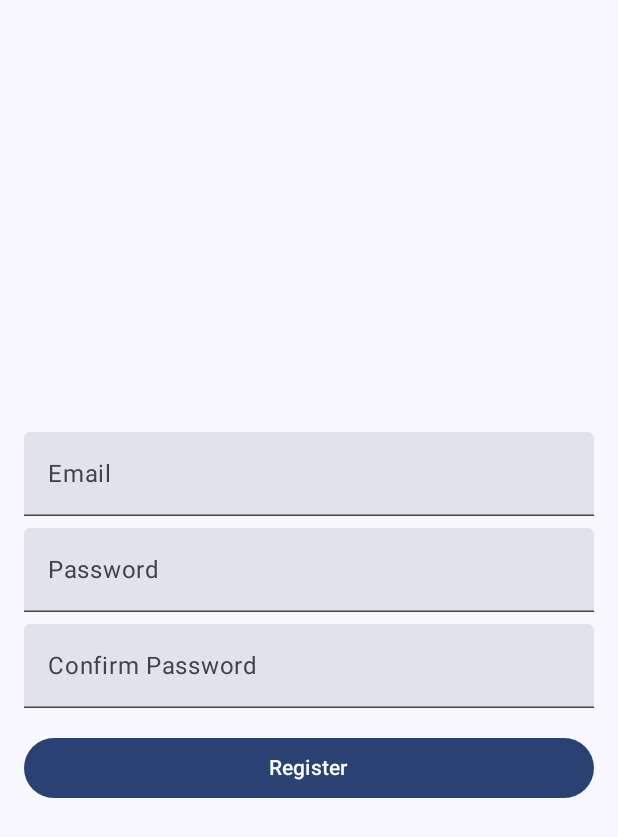
After one commit to ISIS3510-MOBILE-T34/SpendiQ_Android, an Android app built with Jetpack Compose: the RegisterScreen screen opened through its navigation route, on a phone screen of 412 x 824 dp. The commit adds this screen. Shown: the top 837 px of the screen. Run offline under Robolectric (Android 15) with nearby library versions, the phone set to English and light mode, and no system bars; our stand-ins replace Firebase (no records; nobody signed in at launch, a user with empty details on screens opened directly).

Commit message:
Register funcionando con firebase

```diff
--- a/SpendiQ/app/src/main/java/com/isis3510/spendiq/views/AuthenticationScreen.kt
+++ b/SpendiQ/app/src/main/java/com/isis3510/spendiq/views/AuthenticationScreen.kt
@@ -30,10 +30,10 @@ fun AuthenticationScreen(navController: NavController) {
         }
         Spacer(modifier = Modifier.height(16.dp))
         Button(
-            onClick = { navController.navigate("signup") },
+            onClick = { navController.navigate("register") },
             modifier = Modifier.fillMaxWidth()
         ) {
-            Text("Sign Up")
+            Text("Register")
         }
     }
 }
--- a/SpendiQ/app/src/main/java/com/isis3510/spendiq/views/MainActivity.kt
+++ b/SpendiQ/app/src/main/java/com/isis3510/spendiq/views/MainActivity.kt
@@ -12,6 +12,7 @@ import androidx.navigation.compose.NavHost
 import androidx.navigation.compose.composable
 import androidx.navigation.compose.rememberNavController
 import com.isis3510.spendiq.views.login.LoginScreen
+import com.isis3510.spendiq.views.register.RegisterScreen
 import com.isis3510.spendiq.views.theme.SpendiQTheme
 
 class MainActivity : ComponentActivity() {
@@ -36,6 +37,7 @@ fun MainScreen() {
     NavHost(navController = navController, startDestination = "authentication") {
         composable("authentication") { AuthenticationScreen(navController) }
         composable("login") { LoginScreen(navController) }
+        composable("register") { RegisterScreen(navController) }
         composable("main") { /* Add your main screen content here */ }
     }
 }
--- /dev/null
+++ b/SpendiQ/app/src/main/java/com/isis3510/spendiq/views/register/RegisterScreen.kt
@@ -0,0 +1,66 @@
+package com.isis3510.spendiq.views.register
+
+import androidx.compose.foundation.layout.*
+import androidx.compose.material3.*
+import androidx.compose.runtime.*
+import androidx.compose.ui.Alignment
+import androidx.compose.ui.Modifier
+import androidx.compose.ui.text.input.PasswordVisualTransformation
+import androidx.compose.ui.unit.dp
+import androidx.lifecycle.viewmodel.compose.viewModel
+import androidx.navigation.NavController
+import com.isis3510.spendiq.viewmodel.AuthenticationViewModel
+import com.isis3510.spendiq.viewmodel.RegisterState
+
+@Composable
+fun RegisterScreen(navController: NavController, viewModel: AuthenticationViewModel = viewModel()) {
+    var email by remember { mutableStateOf("") }
+    var password by remember { mutableStateOf("") }
+    var confirmPassword by remember { mutableStateOf("") }
+    val registerState by viewModel.registerState.collectAsState()
+
+    Column(
+        modifier = Modifier
+            .fillMaxSize()
+            .padding(16.dp),
+        horizontalAlignment = Alignment.CenterHorizontally,
+        verticalArrangement = Arrangement.Center
+    ) {
+        TextField(
+            value = email,
+            onValueChange = { email = it },
+            label = { Text("Email") },
+            modifier = Modifier.fillMaxWidth()
+        )
+        Spacer(modifier = Modifier.height(8.dp))
+        TextField(
+            value = password,
+            onValueChange = { password = it },
+            label = { Text("Password") },
+            visualTransformation = PasswordVisualTransformation(),
+            modifier = Modifier.fillMaxWidth()
+        )
+        Spacer(modifier = Modifier.height(8.dp))
+        TextField(
+            value = confirmPassword,
+            onValueChange = { confirmPassword = it },
+            label = { Text("Confirm Password") },
+            visualTransformation = PasswordVisualTransformation(),
+            modifier = Modifier.fillMaxWidth()
+        )
+        Spacer(modifier = Modifier.height(16.dp))
+        Button(
+            onClick = { viewModel.register(email, password, confirmPassword) },
+            modifier = Modifier.fillMaxWidth()
+        ) {
+            Text("Register")
+        }
+
+        when (registerState) {
+            is RegisterState.Loading -> CircularProgressIndicator()
+            is RegisterState.Error -> Text((registerState as RegisterState.Error).message, color = MaterialTheme.colorScheme.error)
+            is RegisterState.Success -> LaunchedEffect(Unit) { navController.navigate("main") }
+            else -> {}
+        }
+    }
+}
```
Also changed, not shown: SpendiQ/app/src/main/java/com/isis3510/spendiq/repository/AuthRepository.kt (+11 -0 lines), SpendiQ/app/src/main/java/com/isis3510/spendiq/viewmodel/AuthenticationViewModel.kt (+31 -0 lines).
